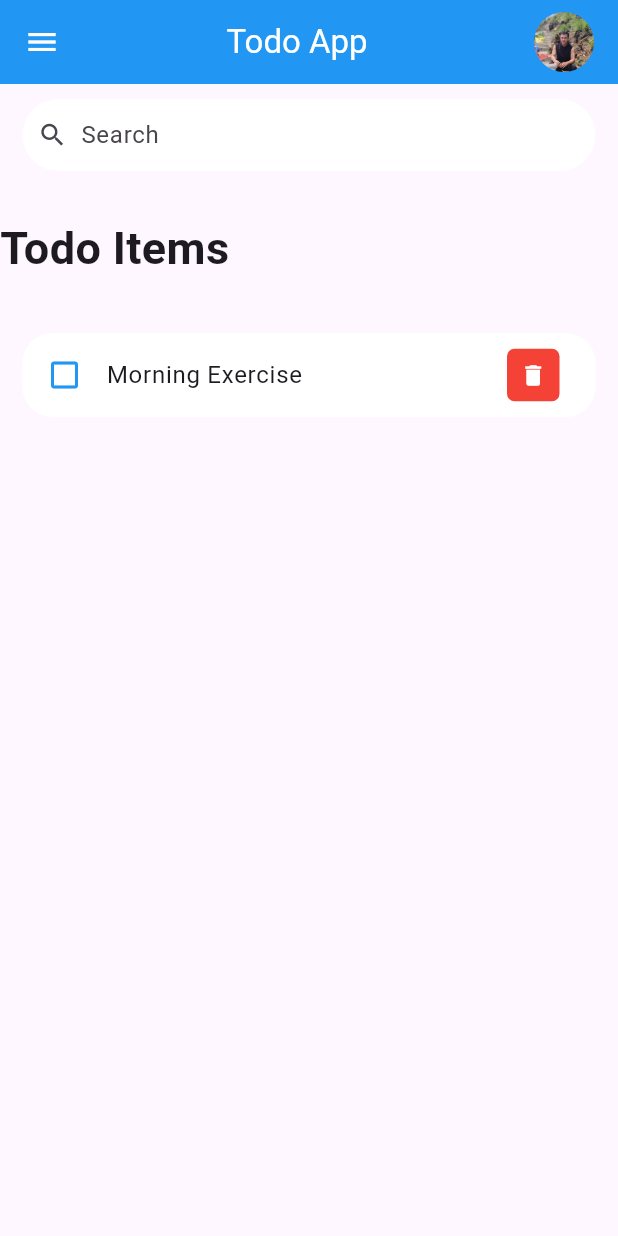
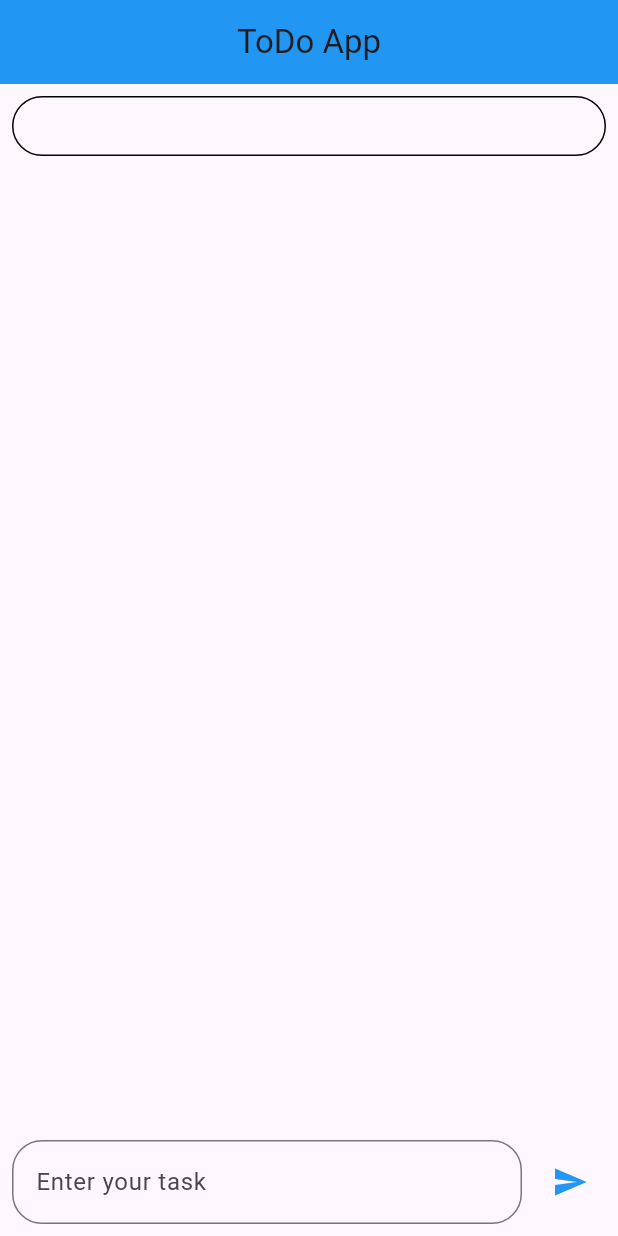
Before and after one commit to bipin24746/todo, a Flutter app: the screen it shows after launch, on a phone screen of 412 x 824 dp. Run offline on Flutter 3.47's test engine with Material 3 defaults, Android fonts, the phone set to English and light mode, and no system bars.

Commit message:
doing todo

```diff
--- /dev/null
+++ b/lib/homepage.dart
@@ -0,0 +1,73 @@
+import 'package:flutter/material.dart';
+import 'package:todo/constants/colors.dart'; // Assuming you have blue defined here.
+
+class HomePage extends StatefulWidget {
+  const HomePage({
+    super.key,
+  });
+
+  @override
+  State<HomePage> createState() => _HomePageState();
+}
+
+class _HomePageState extends State<HomePage> {
+  @override
+  Widget build(BuildContext context) {
+    TextEditingController text1 = TextEditingController();
+
+    return Scaffold(
+      appBar: AppBar(
+        centerTitle: true,
+        title: const Text("ToDo App"),
+        backgroundColor: blue,
+      ),
+      body: Column(
+        children: [
+          Padding(
+            padding: const EdgeInsets.all(8.0),
+            child: SizedBox(
+              width: MediaQuery.of(context).size.width,
+              height: 40,
+              child: DecoratedBox(
+                decoration: BoxDecoration(
+                  border: Border.all(),
+                  borderRadius: BorderRadius.circular(20),
+                ),
+              ),
+            ),
+          ),
+          Expanded(
+            child: Column(
+              mainAxisAlignment: MainAxisAlignment.end,
+              children: [
+                Padding(
+                  padding: const EdgeInsets.all(8.0),
+                  child: Row(
+                    children: [
+                      Expanded(
+                        child: TextFormField(
+                          decoration: InputDecoration(
+                            border: OutlineInputBorder(
+                              borderRadius: BorderRadius.circular(20),
+                            ),
+                            hintText: "Enter your task",
+                          ),
+                        ),
+                      ),
+                      const SizedBox(width: 8),
+                      IconButton(
+                        onPressed: () {},
+                        icon: const Icon(Icons.send),
+                        color: blue,
+                      ),
+                    ],
+                  ),
+                ),
+              ],
+            ),
+          ),
+        ],
+      ),
+    );
+  }
+}
--- a/lib/main.dart
+++ b/lib/main.dart
@@ -1,6 +1,5 @@
 import 'package:flutter/material.dart';
-import 'package:todo/screens/home.dart';
-
+import 'package:todo/homepage.dart';
 
 void main() {
   runApp(const MyApp());
@@ -15,7 +14,7 @@ class MyApp extends StatelessWidget {
     return MaterialApp(
       debugShowCheckedModeBanner: false,
       title: 'TODO APP',
-      home: const Home(),
+      home: const HomePage(),
     );
   }
 }
--- a/lib/model/todo.dart
+++ /dev/null
@@ -1,14 +0,0 @@
-class Todo {
-  String? id;
-  String? todoText;
-  bool isDone;
-
-  Todo({
-    required this.id,
-    required this.todoText,
-    this.isDone = false,
-  });
-  static List<Todo> todoList() {
-    return [Todo(id: '01', todoText: 'Morning Exercise')];
-  }
-}
--- a/lib/screens/home.dart
+++ /dev/null
@@ -1,96 +0,0 @@
-import 'package:flutter/material.dart';
-import 'package:todo/constants/colors.dart';
-import 'package:todo/model/todo.dart';
-import 'package:todo/widgets/todo_items.dart';
-
-class Home extends StatefulWidget {
-  const Home({super.key});
-
-  @override
-  State<Home> createState() => _HomeState();
-}
-
-class _HomeState extends State<Home> {
-  final todosList = Todo.todoList();
-
-  @override
-  Widget build(BuildContext context) {
-    return Scaffold(
-      appBar: AppBars(),
-      body: Column(
-        children: [
-          SearchBox(),
-          Expanded(
-              child: ListView(
-            children: [
-              Container(
-                margin: EdgeInsets.only(top: 20, bottom: 20),
-                child: Text(
-                  "Todo Items",
-                  style: TextStyle(fontSize: 30, fontWeight: FontWeight.bold),
-                ),
-              ),
-              for (Todo todo in todosList)
-                ToDoItem(
-                  todo: todo,
-                ),
-            ],
-          ))
-        ],
-      ),
-    );
-  }
-
-  Widget SearchBox() {
-    return Container(
-      child: Padding(
-        padding: const EdgeInsets.symmetric(horizontal: 15, vertical: 10),
-        child: Container(
-          decoration: BoxDecoration(
-              color: white, borderRadius: BorderRadius.circular(25)),
-          child: TextField(
-            decoration: InputDecoration(
-                prefixIcon: Padding(
-                  padding: const EdgeInsets.only(left: 10.0, right: 10),
-                  child: Icon(
-                    Icons.search,
-                    size: 20,
-                  ),
-                ),
-                prefixIconConstraints:
-                    BoxConstraints(maxHeight: 20, maxWidth: 35),
-                border: InputBorder.none,
-                hintText: "Search"),
-          ),
-        ),
-      ),
-    );
-  }
-
-  AppBar AppBars() {
-    return AppBar(
-      title: Row(
-        mainAxisAlignment: MainAxisAlignment.spaceBetween,
-        children: [
-          Icon(
-            Icons.menu,
-            color: white,
-          ),
-          Text(
-            "Todo App",
-            style: TextStyle(color: white),
-          ),
-          Container(
-            height: 40,
-            width: 40,
-            child: ClipRRect(
-              borderRadius: BorderRadius.circular(20),
-              child: Image.asset('assets/images/bipin.jpg'),
-            ),
-          )
-        ],
-      ),
-      backgroundColor: blue,
-    );
-  }
-}
--- a/lib/widgets/todo_items.dart
+++ /dev/null
@@ -1,50 +0,0 @@
-import 'package:flutter/foundation.dart';
-import 'package:flutter/material.dart';
-import 'package:todo/constants/colors.dart';
-import 'package:todo/model/todo.dart';
-
-class ToDoItem extends StatelessWidget {
-  final Todo todo;
-  const ToDoItem({super.key,required this.todo});
-
-  @override
-  Widget build(BuildContext context) {
-    return Container(
-      child: Padding(
-        padding: const EdgeInsets.all(15),
-        child: ListTile(
-          onTap: () {},
-          shape: RoundedRectangleBorder(
-            borderRadius: BorderRadius.circular(20),
-          ),
-          tileColor: white,
-          leading: Icon(
-            todo.isDone ?
-            Icons.check_box : Icons.check_box_outline_blank,
-            color: blue,
-
-          ),
-          title: Text(
-            todo.todoText!,
-            style: TextStyle(decoration: todo.isDone? TextDecoration.lineThrough : null),
-          ),
-          trailing: Container(
-            height: 35,
-            width: 35,
-            decoration: BoxDecoration(
-                color: red, borderRadius: BorderRadius.circular(5)),
-            child: IconButton(
-                iconSize: 18,
-                onPressed: () {
-                  print("delete");
-                },
-                icon: Icon(
-                  Icons.delete,
-                  color: white,
-                )),
-          ),
-        ),
-      ),
-    );
-  }
-}
```
